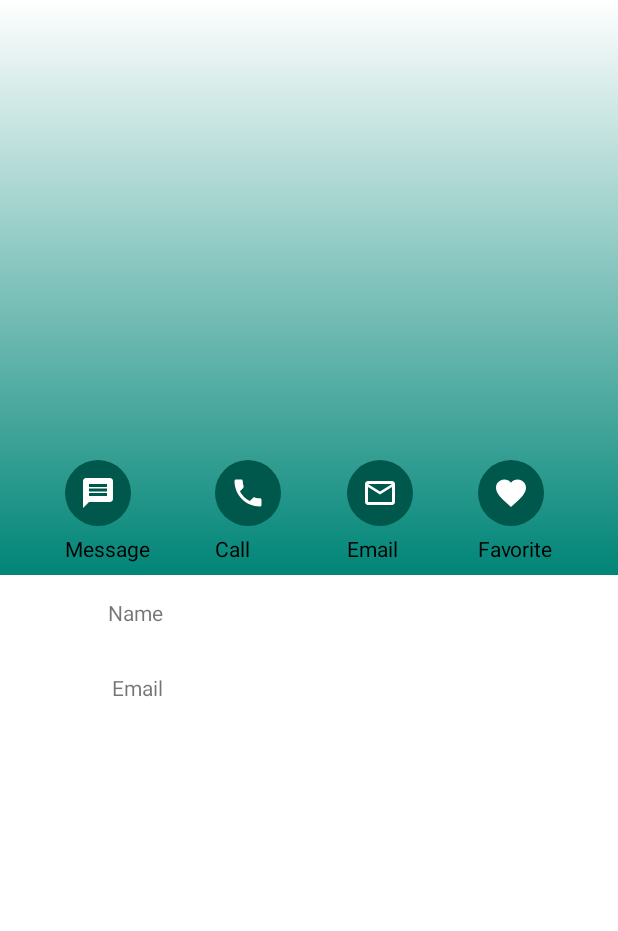
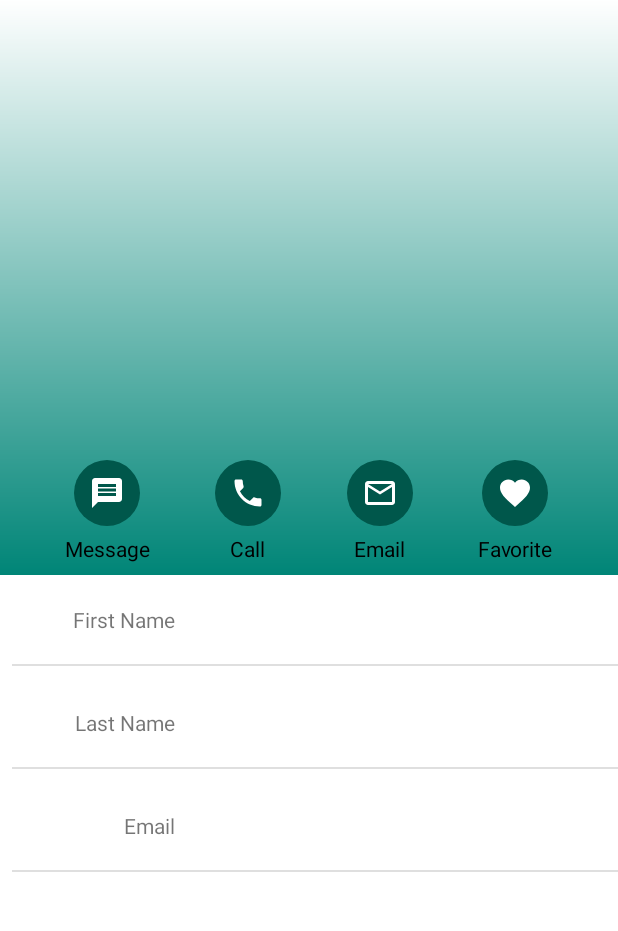
Before and after one commit to tharindu1989/contactsApp, an Android app: the fragment ContactDetailsFragment placed in its activity, on a phone screen of 412 x 824 dp, the part 85-1016 px from its top. Run offline under Robolectric (Android 15) with nearby library versions, the phone set to English and light mode, and no system bars; our stand-ins replace Picasso, RxJava; network calls fail; pictures from the network do not load.

Commit message:
Fix UI issues

```diff
--- a/app/src/main/java/com/th/contact/feature/details/ContactDetailsFragment.kt
+++ b/app/src/main/java/com/th/contact/feature/details/ContactDetailsFragment.kt
@@ -87,7 +87,8 @@ class ContactDetailsFragment : BaseFragment() {
      */
     private fun setContactDetails(contactDetails: Contact?) {
         // nameTxt.text = contactDetails?.firstName
-        mobileDetailsWidget.setValue(contactDetails?.firstName)
+        fNameDetailsWidget.setValue(contactDetails?.firstName)
+        lNameDetailsWidget.setValue(contactDetails?.lastName)
         emailDetailsWidget.setValue(contactDetails?.email)
 
         fullNameTxt.text = "${contactDetails?.firstName} ${contactDetails?.lastName}"
--- a/app/src/main/res/layout/details_item_widget.xml
+++ b/app/src/main/res/layout/details_item_widget.xml
@@ -1,24 +1,53 @@
 <?xml version="1.0" encoding="utf-8"?>
 
-<LinearLayout xmlns:android="http://schemas.android.com/apk/res/android"
-              android:orientation="horizontal"
-              android:layout_width="match_parent"
-              android:layout_height="wrap_content"
-              android:paddingTop="15dp"
-              android:paddingBottom="15dp">
+<androidx.constraintlayout.widget.ConstraintLayout
+        xmlns:android="http://schemas.android.com/apk/res/android"
+        xmlns:app="http://schemas.android.com/apk/res-auto" xmlns:tools="http://schemas.android.com/tools"
+        android:orientation="horizontal"
+        android:layout_width="match_parent"
+        android:layout_height="wrap_content">
 
     <TextView
             android:id="@+id/labelTxt"
             android:layout_width="0dp"
             android:layout_height="wrap_content"
-            android:layout_weight="2"
-            android:gravity="right"/>
+            app:layout_constraintHorizontal_weight="2"
+            android:text=""
+            android:gravity="right"
+            app:layout_constraintStart_toStartOf="parent"
+            android:layout_marginStart="8dp"
+            android:layout_marginTop="20dp"
+            app:layout_constraintTop_toTopOf="parent"
+            android:layout_marginBottom="20dp"
+            app:layout_constraintBottom_toTopOf="@+id/view2"
+            android:layout_marginEnd="8dp"
+            app:layout_constraintHorizontal_bias="0.5" app:layout_constraintEnd_toStartOf="@+id/valueTxt"/>
+
     <TextView
             android:id="@+id/valueTxt"
             android:layout_width="0dp"
             android:layout_height="wrap_content"
-            android:layout_weight="5"
+            app:layout_constraintHorizontal_weight="5"
+            android:text=""
             android:textColor="@color/black"
-            android:layout_marginLeft="30dp"/>
+            android:layout_marginStart="8dp"
+            android:layout_marginTop="20dp"
+            app:layout_constraintTop_toTopOf="parent"
+            android:layout_marginEnd="8dp"
+            app:layout_constraintEnd_toEndOf="parent"
+            android:layout_marginBottom="20dp"
+            app:layout_constraintBottom_toTopOf="@+id/view2"
+            app:layout_constraintStart_toEndOf="@+id/labelTxt"
+            app:layout_constraintHorizontal_bias="0.5"/>
 
-</LinearLayout>
+    <View android:layout_width="match_parent"
+          android:layout_height="1dp"
+          android:background="@color/gray"
+          app:layout_constraintStart_toStartOf="parent"
+          android:layout_marginStart="8dp"
+          android:layout_marginBottom="8dp"
+          app:layout_constraintBottom_toBottomOf="parent"
+          android:id="@+id/view2"/>
+
+
+</androidx.constraintlayout.widget.ConstraintLayout>
--- a/app/src/main/res/layout/fragment_contact_details.xml
+++ b/app/src/main/res/layout/fragment_contact_details.xml
@@ -30,6 +30,8 @@
                 app:layout_constraintTop_toBottomOf="@id/profileImg"
                 app:layout_constraintEnd_toEndOf="parent"
                 android:layout_marginEnd="0dp"
+                android:layout_marginTop="10dp"
+                android:textStyle="bold"
                 android:textSize="24sp"
                 app:layout_constraintStart_toStartOf="parent"
                 android:layout_marginStart="0dp"/>
@@ -94,10 +96,17 @@
 
 
         <com.th.contact.component.DetailItemWidget
-                android:id="@+id/mobileDetailsWidget"
+                android:id="@+id/fNameDetailsWidget"
                 android:layout_width="match_parent"
                 android:layout_height="wrap_content"
                 app:details_label="@string/detail_first_name"/>
+
+        <com.th.contact.component.DetailItemWidget
+                android:id="@+id/lNameDetailsWidget"
+                android:layout_width="match_parent"
+                android:layout_height="wrap_content"
+                app:details_label="@string/detail_last_name"/>
+
 
         <com.th.contact.component.DetailItemWidget
                 android:id="@+id/emailDetailsWidget"
--- a/app/src/main/res/layout/icon_widget.xml
+++ b/app/src/main/res/layout/icon_widget.xml
@@ -4,6 +4,7 @@
               android:layout_width="wrap_content"
               android:layout_height="wrap_content">
     <RelativeLayout
+            android:layout_gravity="center_horizontal"
             android:layout_width="wrap_content"
             android:layout_height="wrap_content"
             android:background="@drawable/icon_background">
@@ -17,6 +18,7 @@
     </RelativeLayout>
     <TextView
             android:id="@+id/titleTxt"
+            android:layout_gravity="center_horizontal"
             android:layout_width="wrap_content"
             android:layout_height="wrap_content"
             android:gravity="center"
--- a/app/src/main/res/values/strings.xml
+++ b/app/src/main/res/values/strings.xml
@@ -6,7 +6,8 @@
     <string name="detail_call">Call</string>
     <string name="detail_message">Message</string>
     <string name="detail_favorite">Favorite</string>
-    <string name="detail_first_name">Name</string>
+    <string name="detail_first_name">First Name</string>
+    <string name="detail_last_name">Last Name</string>
 
     <string name="toolbar_add">Add</string>
     <string name="toolbar_edit">Edit</string>
```
